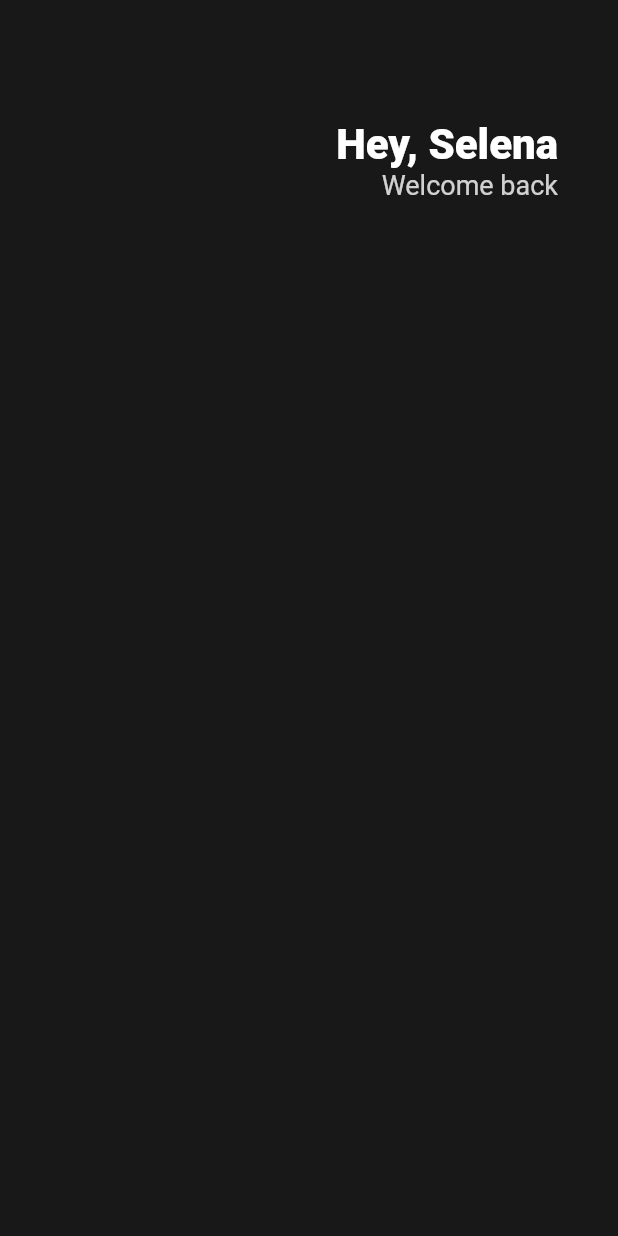
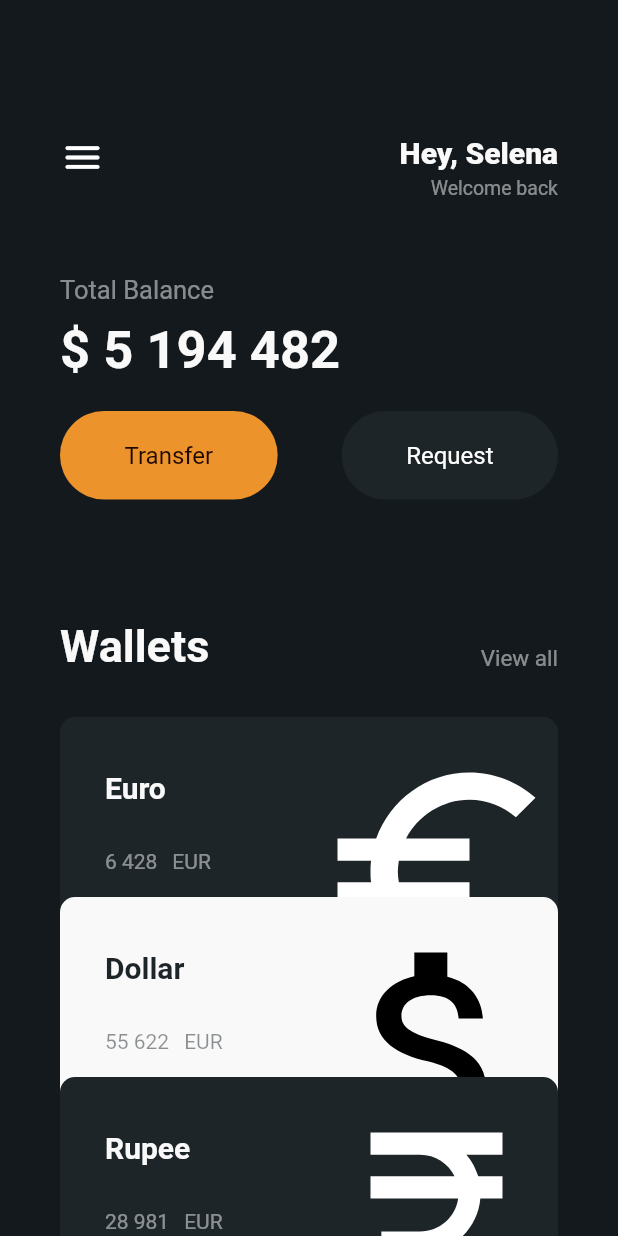
Before and after one commit to yeoung004/toonflix, a Flutter app: the screen it shows after launch, on a phone screen of 412 x 824 dp. Run offline on Flutter 3.47's test engine with Material 2 defaults, Android fonts, the phone set to English and light mode, and no system bars.

Commit message:
style : 디자인 완성
디자인 완성

```diff
--- a/lib/main.dart
+++ b/lib/main.dart
@@ -1,48 +1,166 @@
 import 'package:flutter/material.dart';
+import 'package:toonflix/widgets/button.dart';
+import 'package:toonflix/widgets/currency_card.dart';
 
 void main() {
-  runApp(App());
+  runApp(const App());
 }
 
 class App extends StatelessWidget {
+  const App({super.key});
+
   @override
   Widget build(BuildContext context) {
     return MaterialApp(
       home: Scaffold(
-          backgroundColor: const Color(0xFF181818),
-          body: Padding(
+        backgroundColor: const Color(0xFF13191D),
+        body: SingleChildScrollView(
+          child: Padding(
             padding: const EdgeInsets.symmetric(horizontal: 40),
             child: Column(
+              crossAxisAlignment: CrossAxisAlignment.start,
               children: [
                 const SizedBox(
-                  height: 80,
+                  height: 90,
                 ),
                 Row(
-                  mainAxisAlignment: MainAxisAlignment.end,
+                  mainAxisAlignment: MainAxisAlignment.spaceBetween,
+                  crossAxisAlignment: CrossAxisAlignment.start,
                   children: [
+                    const Icon(
+                      Icons.menu_rounded,
+                      size: 30,
+                      color: Colors.white,
+                    ),
                     Column(
                       crossAxisAlignment: CrossAxisAlignment.end,
                       children: [
                         const Text(
                           "Hey, Selena",
                           style: TextStyle(
-                              color: Colors.white,
-                              fontSize: 28,
-                              fontWeight: FontWeight.w800),
+                            color: Color(0xFFF9F9F9),
+                            fontSize: 20,
+                            fontWeight: FontWeight.w800,
+                          ),
+                        ),
+                        const SizedBox(
+                          height: 5,
                         ),
                         Text(
                           "Welcome back",
                           style: TextStyle(
-                              color: Colors.white.withOpacity(0.8),
-                              fontSize: 18),
+                            color: Colors.white.withOpacity(0.5),
+                            fontSize: 13,
+                          ),
                         ),
                       ],
                     )
                   ],
-                )
+                ),
+                const SizedBox(
+                  height: 50,
+                ),
+                Text(
+                  "Total Balance",
+                  style: TextStyle(
+                    fontSize: 17,
+                    color: Colors.white.withOpacity(0.5),
+                  ),
+                ),
+                const SizedBox(
+                  height: 10,
+                ),
+                const Text(
+                  "\$ 5 194 482",
+                  style: TextStyle(
+                    fontSize: 35,
+                    color: Color(0xFFF9F9F9),
+                    fontWeight: FontWeight.w600,
+                  ),
+                ),
+                const SizedBox(
+                  height: 20,
+                ),
+                Row(
+                  mainAxisAlignment: MainAxisAlignment.spaceBetween,
+                  children: const [
+                    Button(
+                      text: "Transfer",
+                      bgColor: Color(0xFFEC932C),
+                      textColor: Color(0xFF200700),
+                    ),
+                    Button(
+                      text: "Request",
+                      bgColor: Color(0xFF1D2529),
+                      textColor: Colors.white,
+                    ),
+                  ],
+                ),
+                const SizedBox(
+                  height: 80,
+                ),
+                Row(
+                  crossAxisAlignment: CrossAxisAlignment.end,
+                  mainAxisAlignment: MainAxisAlignment.spaceBetween,
+                  children: [
+                    const Text(
+                      "Wallets",
+                      style: TextStyle(
+                        fontSize: 30,
+                        fontWeight: FontWeight.w600,
+                        color: Color(0xFFF9F9F9),
+                      ),
+                    ),
+                    Text(
+                      "View all",
+                      style: TextStyle(
+                        fontSize: 15,
+                        color: Colors.white.withOpacity(0.5),
+                      ),
+                    ),
+                  ],
+                ),
+                const SizedBox(
+                  height: 30,
+                ),
+                const CurrencyCard(
+                  currency: "Euro",
+                  money: "6 428",
+                  countryShort: "EUR",
+                  bgColor: Color(0xFF1D2529),
+                  textColor: Color(0xFFF9F9F9),
+                  iconColor: Colors.white,
+                  moneySymbol: Icons.euro_symbol,
+                ),
+                Transform.translate(
+                  offset: const Offset(0, -20),
+                  child: const CurrencyCard(
+                    currency: "Dollar",
+                    money: "55 622",
+                    countryShort: "USD",
+                    bgColor: Color(0xFFF9F9F9),
+                    textColor: Color(0xFF1D2529),
+                    iconColor: Colors.black,
+                    moneySymbol: Icons.attach_money,
+                  ),
+                ),
+                Transform.translate(
+                  offset: const Offset(0, -40),
+                  child: const CurrencyCard(
+                    currency: "Rupee",
+                    money: "28 981",
+                    countryShort: "INR",
+                    bgColor: Color(0xFF1D2529),
+                    textColor: Color(0xFFF9F9F9),
+                    iconColor: Colors.white,
+                    moneySymbol: Icons.currency_rupee,
+                  ),
+                ),
               ],
             ),
-          )),
+          ),
+        ),
+      ),
     );
   }
 }
--- /dev/null
+++ b/lib/widgets/button.dart
@@ -0,0 +1,39 @@
+// ignore_for_file: file_names
+
+import 'package:flutter/material.dart';
+
+class Button extends StatelessWidget {
+  final String text;
+  final Color bgColor;
+  final Color textColor;
+
+  const Button({
+    super.key,
+    required this.text,
+    required this.bgColor,
+    required this.textColor,
+  });
+
+  @override
+  Widget build(BuildContext context) {
+    return Container(
+      decoration: BoxDecoration(
+        borderRadius: BorderRadius.circular(50),
+        color: bgColor,
+      ),
+      child: Padding(
+        padding: const EdgeInsets.symmetric(
+          vertical: 20,
+          horizontal: 43,
+        ),
+        child: Text(
+          text,
+          style: TextStyle(
+            color: textColor,
+            fontSize: 16,
+          ),
+        ),
+      ),
+    );
+  }
+}
--- /dev/null
+++ b/lib/widgets/currency_card.dart
@@ -0,0 +1,86 @@
+// ignore_for_file: file_names
+import 'package:flutter/material.dart';
+
+class CurrencyCard extends StatelessWidget {
+  final String currency;
+  final String money;
+  final String countryShort;
+  final Color bgColor;
+  final Color textColor;
+  final Color iconColor;
+  final IconData moneySymbol;
+
+  const CurrencyCard({
+    super.key,
+    required this.currency,
+    required this.bgColor,
+    required this.textColor,
+    required this.iconColor,
+    required this.moneySymbol,
+    required this.money,
+    required this.countryShort,
+  });
+
+  @override
+  Widget build(BuildContext context) {
+    return Container(
+      clipBehavior: Clip.antiAlias,
+      decoration: BoxDecoration(
+        borderRadius: BorderRadius.circular(10),
+        color: bgColor,
+      ),
+      padding: const EdgeInsets.all(30),
+      child: Row(
+        mainAxisAlignment: MainAxisAlignment.spaceBetween,
+        children: [
+          Column(
+            crossAxisAlignment: CrossAxisAlignment.start,
+            children: [
+              Text(
+                currency,
+                style: TextStyle(
+                  color: textColor,
+                  fontSize: 20,
+                  fontWeight: FontWeight.w600,
+                ),
+              ),
+              const SizedBox(
+                height: 30,
+              ),
+              Row(
+                children: [
+                  Text(
+                    money,
+                    style: TextStyle(
+                      color: textColor.withOpacity(0.5),
+                    ),
+                  ),
+                  const SizedBox(
+                    width: 10,
+                  ),
+                  Text(
+                    "EUR",
+                    style: TextStyle(
+                      color: textColor.withOpacity(0.5),
+                    ),
+                  ),
+                ],
+              )
+            ],
+          ),
+          Transform.scale(
+            scale: 2.2,
+            child: Transform.translate(
+              offset: const Offset(-5, 15),
+              child: Icon(
+                moneySymbol,
+                color: iconColor,
+                size: 80,
+              ),
+            ),
+          ),
+        ],
+      ),
+    );
+  }
+}
```
Also changed, not shown: 1 other file.
